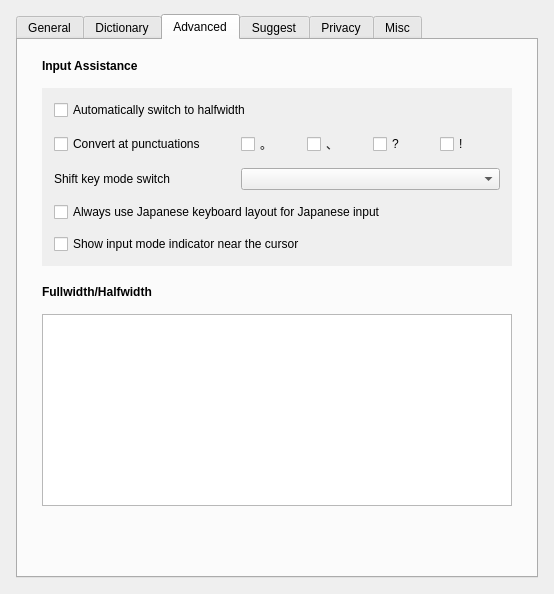
This is src/gui/config_dialog/config_dialog.ui in yoshikiobata/mozc as Qt 5 draws it before an edit. The edited form follows.
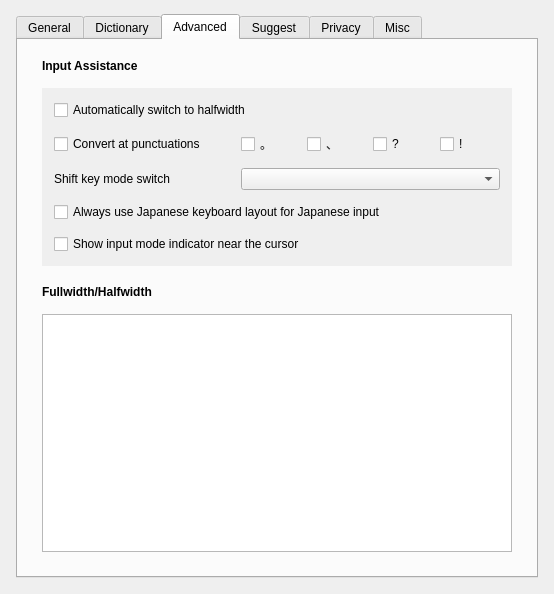
This is the edited form. The open tabs and pages were chosen to show the change. Custom widgets are drawn as their Qt base class.

Commit message: delete unnecessary spacer

```diff
--- a/src/gui/config_dialog/config_dialog.ui
+++ b/src/gui/config_dialog/config_dialog.ui
@@ -964,22 +964,6 @@
         <item>
          <widget class="CharacterFormEditor" name="characterFormEditor"/>
         </item>
-        <item>
-         <spacer name="advancedTabBottomSpacer">
-          <property name="orientation">
-           <enum>Qt::Orientation::Vertical</enum>
-          </property>
-          <property name="sizeType">
-           <enum>QSizePolicy::Policy::Expanding</enum>
-          </property>
-          <property name="sizeHint" stdset="0">
-           <size>
-            <width>0</width>
-            <height>0</height>
-           </size>
-          </property>
-         </spacer>
-        </item>
        </layout>
       </widget>
       <widget class="QWidget" name="suggestionsTab">
```
